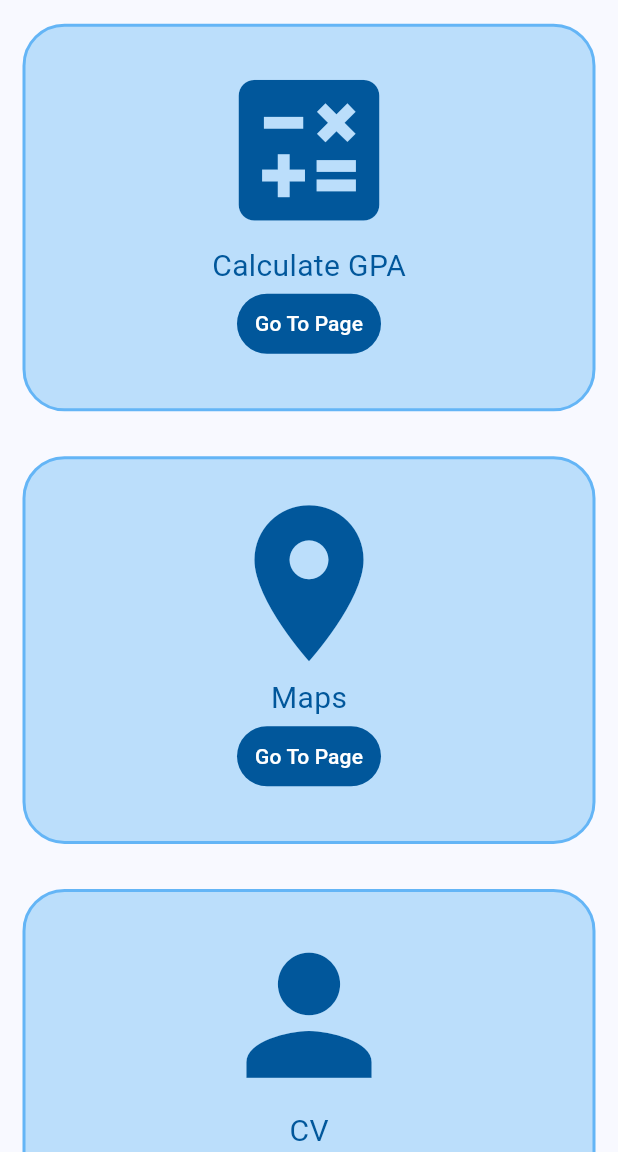
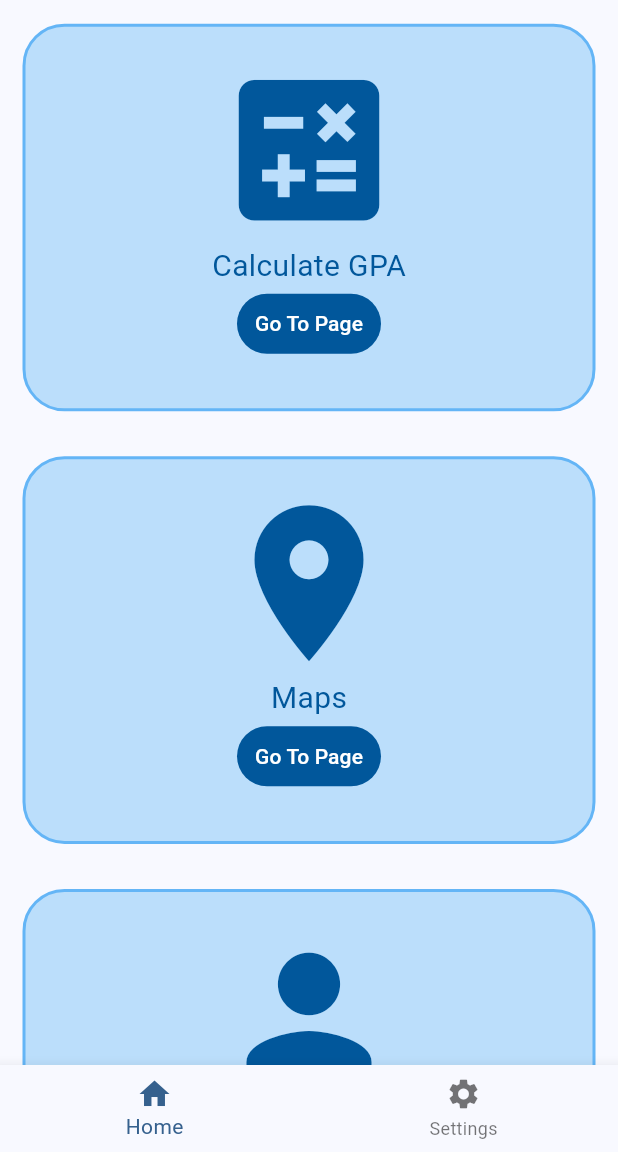
Before and after one commit to HamzehTamimi/Help-Student-Flutter, a Flutter app: the screen it shows after launch, scrolled down 576 dp, on a phone screen of 412 x 824 dp, the part 84-1236 px from its top. Run offline on Flutter 3.47's test engine with Material 3 defaults, Android fonts, the light colour scheme and no system bars.

Commit message:
Update home.dart

```diff
--- a/lib/screens/home.dart
+++ b/lib/screens/home.dart
@@ -5,6 +5,16 @@ class Homescreen extends StatelessWidget {
   @override
   Widget build(BuildContext context) {
     return Scaffold(
+        bottomNavigationBar: BottomNavigationBar(items: const <BottomNavigationBarItem>[
+          BottomNavigationBarItem(
+              icon: Icon(Icons.home),
+              label: 'Home',
+          ),
+          BottomNavigationBarItem(
+              icon: Icon(Icons.settings),
+              label: 'Settings',
+          ),
+        ]),
         appBar: AppBar(
           title: const Text('Help Student'),
           backgroundColor: Color.fromRGBO(187, 222, 251, 1),
```
